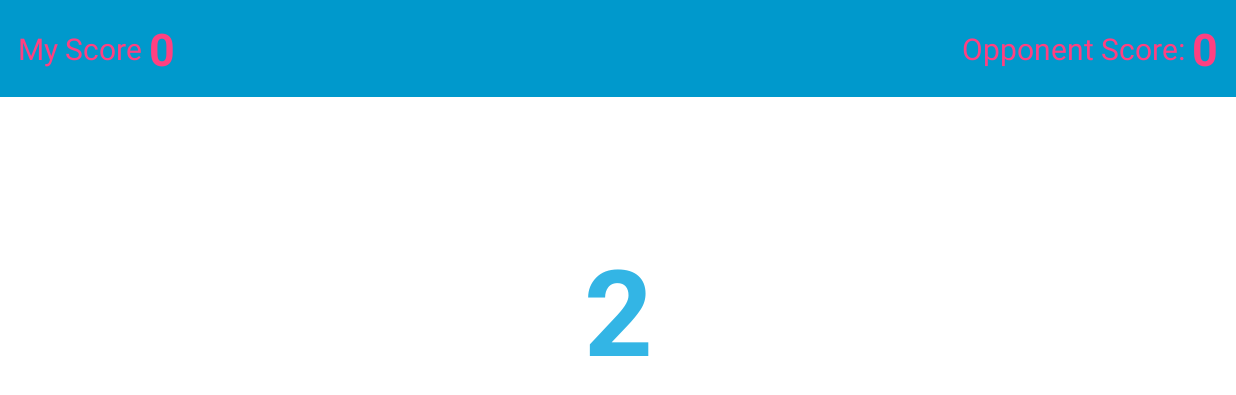
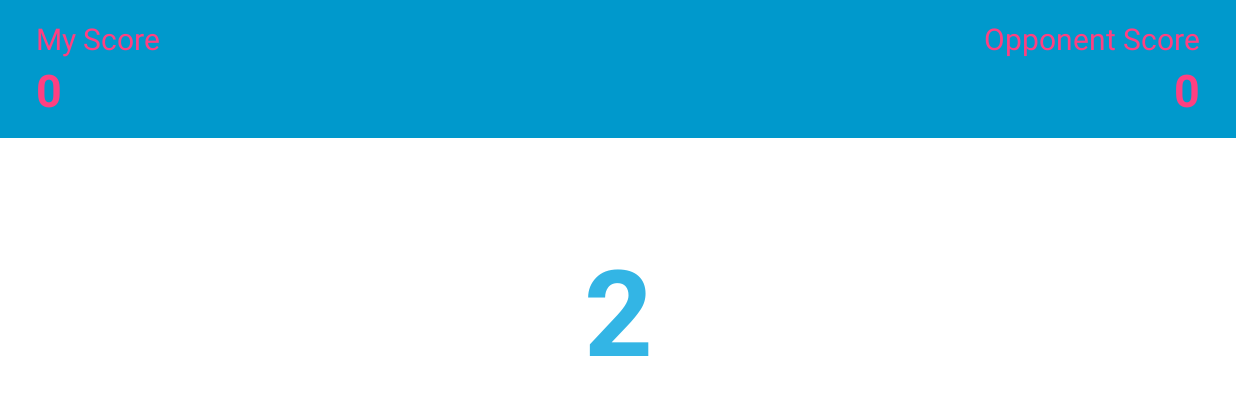
Before and after one commit to kevinvanzyl/showdown-at-high-noon, an Android app: the fragment MultiplayerFragment placed in its activity, on a phone screen of 824 x 412 dp (held sideways). Shown: the top 395 px of the screen. Run offline under Robolectric (Android 15) with nearby library versions, the phone set to English and light mode, and no system bars; 15 statements that could not run were skipped.

Commit message:
Fix up score board and winner announcement

```diff
--- a/app/src/main/java/codes/kevinvanzyl/showdownathighnoon/controllers/multiplayer/MultiplayerFragment.java
+++ b/app/src/main/java/codes/kevinvanzyl/showdownathighnoon/controllers/multiplayer/MultiplayerFragment.java
@@ -4,6 +4,7 @@ import android.content.Context;
 import android.os.Bundle;
 import android.os.CountDownTimer;
 import android.os.Handler;
+import android.support.annotation.Dimension;
 import android.support.annotation.Nullable;
 import android.support.v4.app.Fragment;
 import android.support.v4.content.ContextCompat;
@@ -16,8 +17,11 @@ import android.widget.LinearLayout;
 import android.widget.TextView;
 import android.widget.Toast;
 
+import com.google.android.gms.common.images.ImageManager;
 import com.google.android.gms.games.multiplayer.Participant;
 import com.google.android.gms.games.multiplayer.realtime.Room;
+
+import org.w3c.dom.Text;
 
 import java.util.Random;
 
@@ -40,8 +44,14 @@ public class MultiplayerFragment extends Fragment {
     private static final long TIME_FORFEIT = 10000;
 
     private TextView txtCountDown;
+
     private TextView txtMyScore;
     private TextView txtOpponentScore;
+    private TextView txtMyName;
+    private TextView txtOpponentName;
+    private ImageView imgMyProfile;
+    private ImageView imgOpponentProfile;
+
     private LinearLayout layoutArrow;
     private ImageView imgArrow;
 
@@ -93,8 +103,13 @@ public class MultiplayerFragment extends Fragment {
         tiltSensor = new TiltSensor(getActivity());
 
         txtCountDown = (TextView) v.findViewById(R.id.text_countdown);
+
         txtMyScore = (TextView) v.findViewById(R.id.text_my_score);
         txtOpponentScore = (TextView) v.findViewById(R.id.text_opponent_score);
+        txtMyName = (TextView) v.findViewById(R.id.text_my_name);
+        txtOpponentName = (TextView) v.findViewById(R.id.text_opponent_name);
+        imgMyProfile = (ImageView) v.findViewById(R.id.img_my_profile);
+        imgOpponentProfile = (ImageView) v.findViewById(R.id.img_opponent_profile);
 
         layoutArrow = (LinearLayout) v.findViewById(R.id.layout_image_arrow);
         imgArrow = (ImageView) v.findViewById(R.id.image_arrow);
@@ -107,6 +122,16 @@ public class MultiplayerFragment extends Fragment {
         Log.e(TAG, "myParticipantId = "+myParticipantId);
         Log.e(TAG, "hostParticipantId = "+hostParticipantId);
         Log.e(TAG, "clientParticipantId = "+clientParticipantId);
+
+        Participant me = room.getParticipant(myParticipantId);
+        Participant opponent = room.getParticipant( (myParticipantId.equals(hostParticipantId)) ? clientParticipantId : hostParticipantId);
+
+        txtMyName.setText(me.getDisplayName());
+        txtOpponentName.setText(opponent.getDisplayName());
+
+        ImageManager manager = ImageManager.create(getActivity());
+        manager.loadImage(imgMyProfile, me.getIconImageUri());
+        manager.loadImage(imgOpponentProfile, opponent.getIconImageUri());
 
         if (myParticipantId.equals(hostParticipantId)) {
             imHost = true;
@@ -127,11 +152,15 @@ public class MultiplayerFragment extends Fragment {
         new CountDownTimer(4000, 1000) {
 
             public void onTick(long millisUntilFinished) {
-                txtCountDown.setText("" + millisUntilFinished / 1000);
+                Log.d("HELLOHELLO", millisUntilFinished+"");
+                if (millisUntilFinished > 1000) {
+                    txtCountDown.setText("" + millisUntilFinished / 1000);
+                }
             }
 
             public void onFinish() {
                 txtCountDown.setVisibility(View.GONE);
+                txtCountDown.setTextSize(Dimension.SP, 38f);
                 playGame();
             }
         }.start();
@@ -146,12 +175,8 @@ public class MultiplayerFragment extends Fragment {
             txtCountDown.setVisibility(View.VISIBLE);
             txtCountDown.setTextColor(ContextCompat.getColor(getActivity(), R.color.blue_heading));
 
-            if (imHost && myScore == 10) {
-                txtCountDown.setText("Player A wins!");
-            }
-            else {
-                txtCountDown.setText("Player B wins!");
-            }
+            Participant participant = room.getParticipant( (imHost && myScore == 10) ? hostParticipantId : clientParticipantId);
+            txtCountDown.setText(participant.getDisplayName()+" wins!");
 
             countdownHandler.postDelayed(new Runnable() {
                 @Override
@@ -291,7 +316,7 @@ public class MultiplayerFragment extends Fragment {
         countdownHandler.removeCallbacks(showArrowRunnable);
         myScore++;
         txtMyScore.setText(myScore+"");
-        displayWinner(myParticipantId);
+        displayWinner((imHost) ? hostParticipantId : clientParticipantId);
     }
 
     public void handleLoss() {
--- a/app/src/main/res/layout/fragment_game.xml
+++ b/app/src/main/res/layout/fragment_game.xml
@@ -27,7 +27,20 @@
                 android:layout_width="wrap_content"
                 android:layout_height="wrap_content">
 
+                <ImageView
+                    android:id="@+id/img_my_profile"
+                    android:layout_gravity="center_vertical"
+                    android:layout_marginRight="12dp"
+                    android:layout_width="wrap_content"
+                    android:layout_height="wrap_content"/>
+
+                <LinearLayout
+                    android:orientation="vertical"
+                    android:layout_width="wrap_content"
+                    android:layout_height="wrap_content">
+
                     <TextView
+                        android:id="@+id/text_my_name"
                         android:textColor="@color/colorAccent"
                         android:text="My Score "
                         android:textSize="20sp"
@@ -47,6 +60,8 @@
 
                 </LinearLayout>
 
+            </LinearLayout>
+
             <LinearLayout
                 android:orientation="horizontal"
                 android:padding="12dp"
@@ -54,10 +69,17 @@
                 android:layout_width="wrap_content"
                 android:layout_height="wrap_content">
 
+                <LinearLayout
+                    android:orientation="vertical"
+                    android:layout_width="wrap_content"
+                    android:layout_height="wrap_content">
+
                     <TextView
+                        android:id="@+id/text_opponent_name"
                         android:textColor="@color/colorAccent"
-                    android:text="Opponent Score: "
+                        android:text="Opponent Score"
                         android:textSize="20sp"
+                        android:layout_gravity="right"
                         android:gravity="center_vertical"
                         android:layout_width="wrap_content"
                         android:layout_height="match_parent"/>
@@ -68,9 +90,19 @@
                         android:text="0"
                         android:textSize="30sp"
                         android:textStyle="bold"
+                        android:layout_gravity="right"
                         android:gravity="center_vertical"
                         android:layout_width="wrap_content"
                         android:layout_height="match_parent"/>
+
+                </LinearLayout>
+
+                <ImageView
+                    android:id="@+id/img_opponent_profile"
+                    android:layout_gravity="center_vertical"
+                    android:layout_marginLeft="12dp"
+                    android:layout_width="wrap_content"
+                    android:layout_height="wrap_content"/>
 
             </LinearLayout>
 
```
Lines whose indentation alone changed are shown as unchanged.
